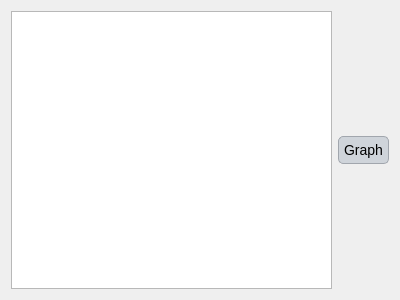
Above: ui/iro_results.ui from Inigobarbe/VFSMOD-GUI before the change. Below: the same form after it.
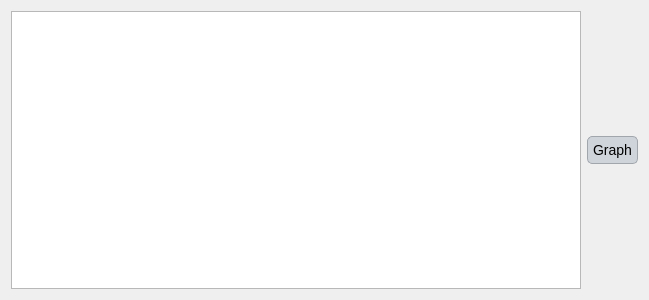
That is the form after the change.

Patch:
```diff
--- a/ui/iro_results.ui
+++ b/ui/iro_results.ui
@@ -6,7 +6,7 @@
    <rect>
     <x>0</x>
     <y>0</y>
-    <width>400</width>
+    <width>649</width>
     <height>300</height>
    </rect>
   </property>
```
